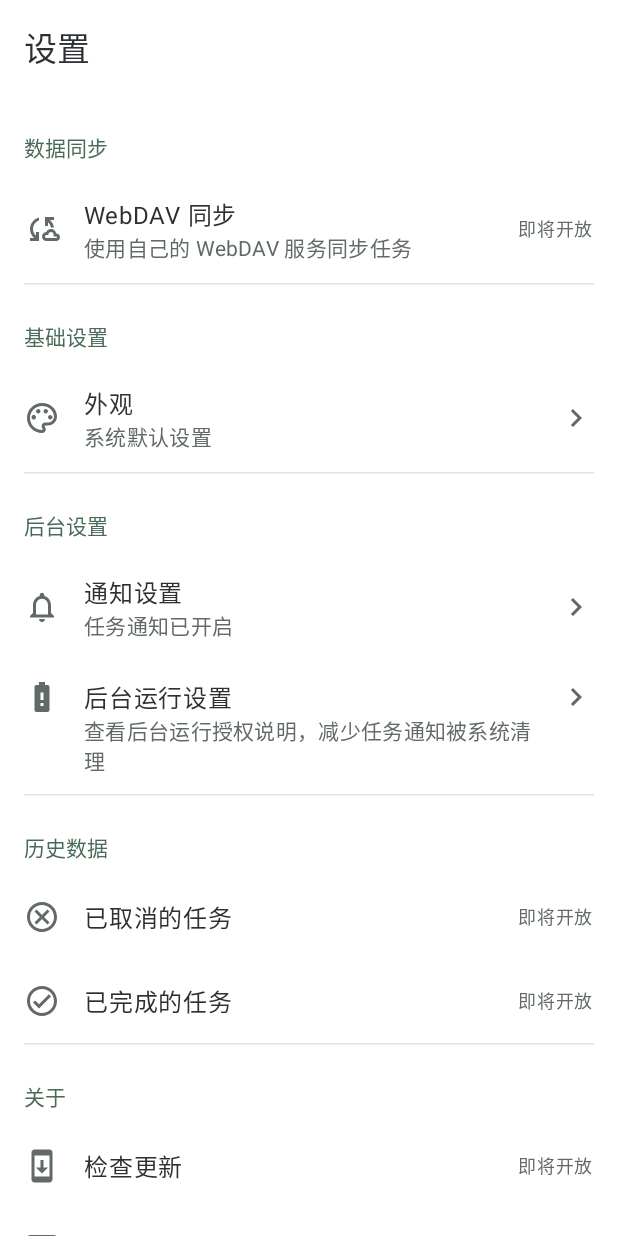
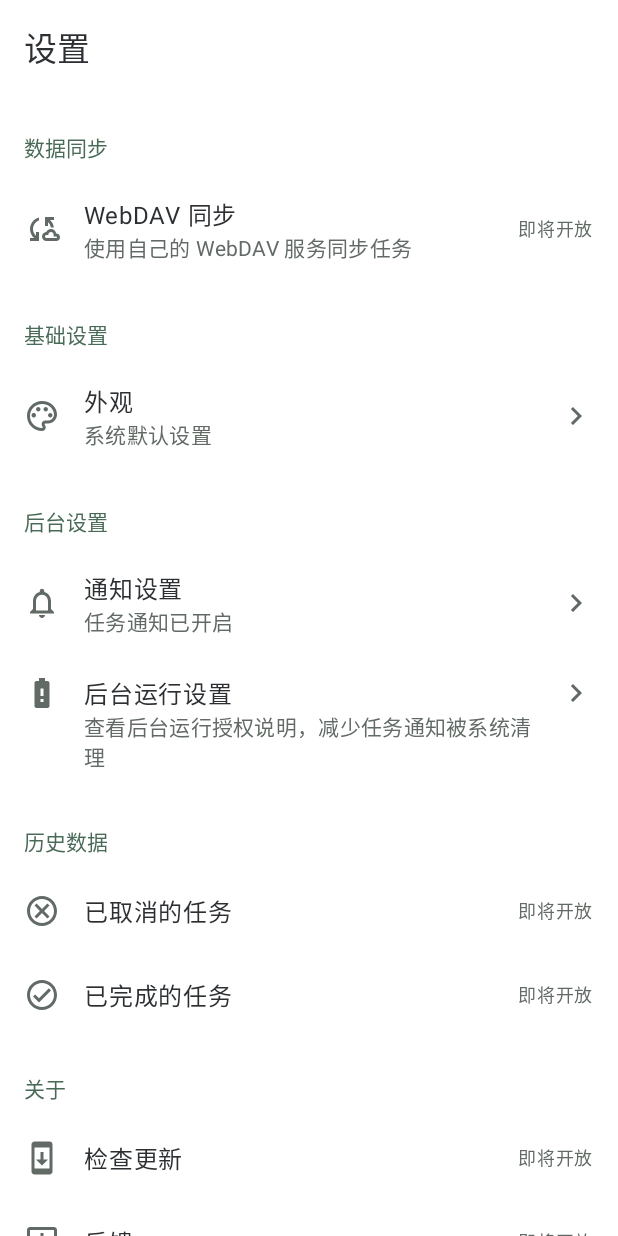
Before and after one commit to Josense/LockTask, an Android app built with Jetpack Compose: the composable SettingsPageRoot shown on its own in the app's theme, on a phone screen of 412 x 824 dp. Run offline under Robolectric (Android 15) with nearby library versions, the phone set to English and light mode, and no system bars.

Commit message:
feat:删除分割线

```diff
--- a/app/src/main/java/com/josense/locktask/ui/page/settings/SettingsComponents.kt
+++ b/app/src/main/java/com/josense/locktask/ui/page/settings/SettingsComponents.kt
@@ -29,7 +29,7 @@ internal fun SettingsSection(title: String, content: @Composable ColumnScope.()
             modifier = Modifier.padding(start = 16.dp, end = 16.dp, top = 24.dp, bottom = 8.dp),
         )
         content()
-        HorizontalDivider(Modifier.padding(horizontal = 16.dp))
+//        HorizontalDivider(Modifier.padding(horizontal = 16.dp))
     }
 }
 
```
